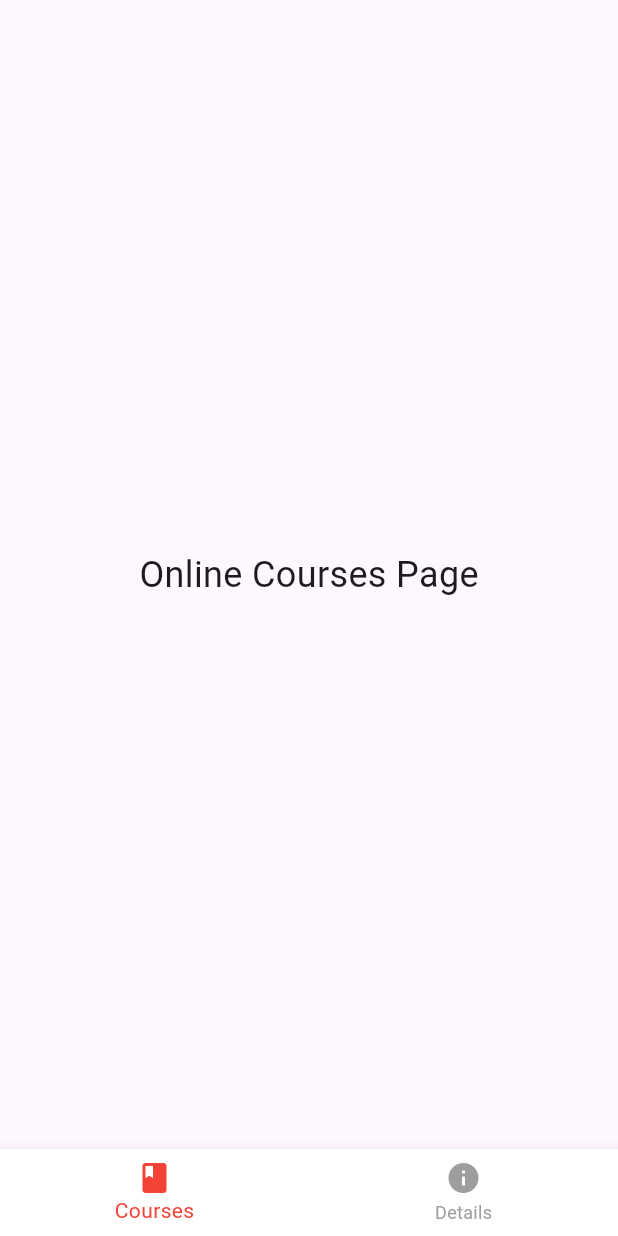
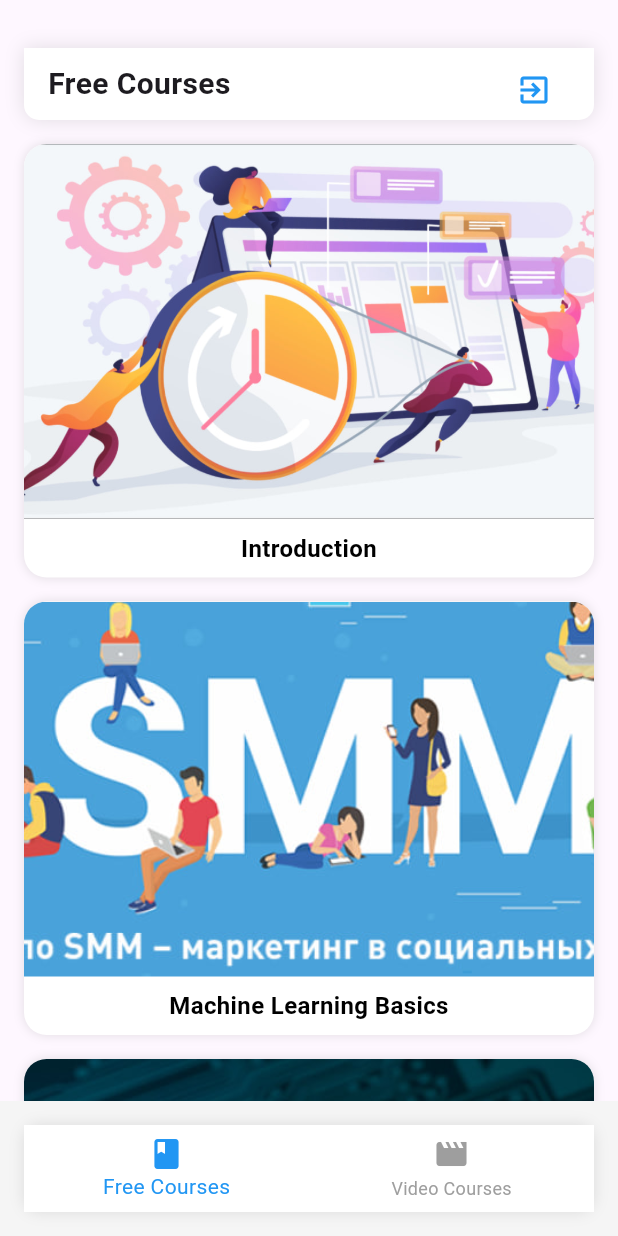
Before and after one commit to YasarMushtaq1/app, a Flutter app: the NavigationPage screen opened directly, on a phone screen of 412 x 824 dp. Run offline on Flutter 3.47's test engine with Material 3 defaults, Android fonts, the phone set to English and light mode, and no system bars.

Commit message:
assets added

```diff
--- a/lib/screens/Navigations/navigation_bar.dart
+++ b/lib/screens/Navigations/navigation_bar.dart
@@ -1,10 +1,13 @@
+// ignore_for_file: library_private_types_in_public_api
+
 import 'package:flutter/material.dart';
+import '../main_screens/free_courses.dart';
+import '../main_screens/video_lessons.dart';
 
 class NavigationPage extends StatefulWidget {
   const NavigationPage({super.key});
 
   @override
-  // ignore: library_private_types_in_public_api
   _NavigationPageState createState() => _NavigationPageState();
 }
 
@@ -12,8 +15,8 @@ class _NavigationPageState extends State<NavigationPage> {
   int _currentIndex = 0;
 
   final List<Widget> _pages = [
-    const OnlineCoursesPage(),
-    const CourseDetailsPage(),
+    const FreeCourses(),
+    const VideoCourses(),
   ];
 
   void _onItemTapped(int index) {
@@ -26,53 +29,38 @@ class _NavigationPageState extends State<NavigationPage> {
   Widget build(BuildContext context) {
     return Scaffold(
       body: _pages[_currentIndex],
-      bottomNavigationBar: BottomNavigationBar(
+      bottomNavigationBar: Container(
+        margin: const EdgeInsets.all(16.0), // Margin around the BottomNavigationBar
+        decoration: BoxDecoration(
+          color: Colors.white, // Solid white background
+          borderRadius: BorderRadius.circular(10.0), // Rounded corners for island effect
+          boxShadow: [BoxShadow(color: Colors.grey.withOpacity(0.3), blurRadius: 8.0)], // Optional shadow
+        ),
+        child: BottomNavigationBar(
           items: const <BottomNavigationBarItem>[
             BottomNavigationBarItem(
-            icon: Icon(Icons.book),
-            label: 'Courses',
+              icon: Icon(Icons.book_outlined),
+              activeIcon: Icon(Icons.book),
+              label: 'Free Courses',
             ),
             BottomNavigationBarItem(
-            icon: Icon(Icons.info),
-            label: 'Details',
+              icon: Icon(Icons.movie),
+              activeIcon: Icon(Icons.movie),
+              label: 'Video Courses',
             ),
           ],
           currentIndex: _currentIndex,
           onTap: _onItemTapped,
-        selectedItemColor: Colors.red,  // Customize selected item color
-        unselectedItemColor: Colors.grey,  // Customize unselected item color
-        backgroundColor: Colors.white,  // Customize background color
+          selectedItemColor: Colors.blue,
+          unselectedItemColor: Colors.grey,
+          backgroundColor: Colors.white, // Ensure the BottomNavigationBar background is white
           showSelectedLabels: true,
           showUnselectedLabels: true,
+          type: BottomNavigationBarType.fixed,
+          elevation: 0.0, // Optional: Remove elevation for flat look
         ),
+      ),
+      backgroundColor: Colors.grey[100], // Light background for contrast
     );
   }
 }
-
-class OnlineCoursesPage extends StatelessWidget {
-  const OnlineCoursesPage({super.key});
-
-  @override
-  Widget build(BuildContext context) {
-    return const Center(
-      child: Text(
-        'Online Courses Page',
-        style: TextStyle(fontSize: 24),
-      ),
-    );
-  }
-}
-
-class CourseDetailsPage extends StatelessWidget {
-  const CourseDetailsPage({super.key});
-
-  @override
-  Widget build(BuildContext context) {
-    return const Center(
-      child: Text(
-        'Course Details Page',
-        style: TextStyle(fontSize: 24),
-      ),
-    );
-  }
-}
--- /dev/null
+++ b/lib/screens/main_screens/free_courses.dart
@@ -0,0 +1,106 @@
+import 'package:flutter/material.dart';
+import '../authentication/signin_screen.dart';
+
+class FreeCourses extends StatelessWidget {
+  const FreeCourses({super.key});
+
+  @override
+  Widget build(BuildContext context) {
+    // Updated list of course titles
+    final List<String> courseTitles = [
+      'Introduction',
+      'Machine Learning Basics',
+      'Application of AI in Life and Business',
+      'Creating a Simple AI Project',
+      'AI Tools and Platforms',
+      'Ethical Considerations and Future of AI',
+    ];
+
+    return Scaffold(
+      appBar: PreferredSize(
+        preferredSize: const Size.fromHeight(80.0), // Set the height of the AppBar
+        child: Container(
+          padding: const EdgeInsets.symmetric(horizontal: 16.0, vertical: 8.0),
+          margin: const EdgeInsets.only(
+            top: 32.0, // Distance from the top of the screen
+            left: 16.0,
+            right: 16.0,
+          ),
+          decoration: BoxDecoration(
+            color: Colors.white,
+            borderRadius: const BorderRadius.vertical(bottom: Radius.circular(10)),
+            boxShadow: [BoxShadow(color: Colors.grey.withOpacity(0.3), blurRadius: 10)],
+          ),
+          child: Row(
+            mainAxisAlignment: MainAxisAlignment.spaceBetween,
+            children: [
+              const Text(
+                'Free Courses',
+                style: TextStyle(fontSize: 20, fontWeight: FontWeight.bold),
+              ),
+              IconButton(
+                icon: const Icon(Icons.exit_to_app),
+                color: Colors.blue,
+                onPressed: () {
+                  Navigator.of(context).pushReplacement(MaterialPageRoute(builder: (context) => const SignInScreen()));
+                },
+              ),
+            ],
+          ),
+        ),
+      ),
+      body: ListView.builder(
+        padding: const EdgeInsets.all(16.0),
+        itemCount: courseTitles.length, // Number of courses
+        itemBuilder: (context, index) {
+          final courseTitle = courseTitles[index]; // Get the title from the list
+          return CourseCard(title: courseTitle, index: index);
+        },
+      ),
+    );
+  }
+}
+
+class CourseCard extends StatelessWidget {
+  final int index;
+  final String title;
+
+  const CourseCard({super.key, required this.index, required this.title});
+
+  @override
+  Widget build(BuildContext context) {
+    return Container(
+      margin: const EdgeInsets.only(bottom: 16.0),
+      decoration: BoxDecoration(
+        color: Colors.white, // Ensure the container background is white
+        borderRadius: BorderRadius.circular(15),
+        boxShadow: [BoxShadow(color: Colors.grey.withOpacity(0.3), blurRadius: 5)],
+      ),
+      child: Column(
+        crossAxisAlignment: CrossAxisAlignment.stretch,
+        children: [
+          ClipRRect(
+            borderRadius: const BorderRadius.vertical(top: Radius.circular(15)),
+            child: Image.asset(
+              'assets/images/free_courses/course_image_$index.jpg', // Ensure images are named course_image_0.jpg, course_image_1.jpg, etc.
+              fit: BoxFit.cover,
+              height: 250,
+            ),
+          ),
+          Padding(
+            padding: const EdgeInsets.all(8.0),
+            child: Text(
+              title, // Display the course title
+              style: const TextStyle(
+                fontSize: 16,
+                fontWeight: FontWeight.bold,
+                color: Colors.black,
+              ),
+              textAlign: TextAlign.center, // Center-align the text
+            ),
+          ),
+        ],
+      ),
+    );
+  }
+}
--- a/pubspec.yaml
+++ b/pubspec.yaml
@@ -64,6 +64,8 @@ flutter:
   assets:
 
     - assets/images/background.jpg
+    - assets/images/free_courses/
+    - assets/images/video_courses/
   #   - images/a_dot_ham.jpeg
 
   # An image asset can refer to one or more resolution-specific "variants", see
```
Also changed, not shown: lib/screens/main_screens/video_lessons.dart (added, +106 -0 lines), assets/images/free_courses/course_image_0.jpg (added), assets/images/free_courses/course_image_1.jpg (added), assets/images/free_courses/course_image_2.jpg (added), assets/images/free_courses/course_image_3.jpg (added), assets/images/free_courses/course_image_4.jpg (added), assets/images/free_courses/course_image_5.jpg (added), assets/images/video_courses/course_image_0.jpg (added), assets/images/video_courses/course_image_1.jpg (added), assets/images/video_courses/course_image_2.jpg (added), assets/images/video_courses/course_image_3.jpg (added), assets/images/video_courses/course_image_4.jpg (added), assets/images/video_courses/course_image_5.jpg (added). Lines whose indentation alone changed are shown as unchanged.
